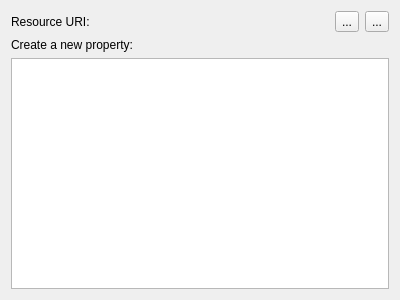
KDE/nepomukshell, file resourceeditorwidget.ui: the form before one commit.
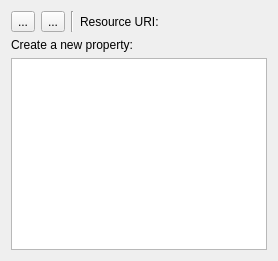
The form after the commit. Custom widgets are drawn as their Qt base class.

Commit message: * A little bit of GUI love * Removed the contextlib dependency

What changed in the file:
```diff
--- a/resourceeditorwidget.ui
+++ b/resourceeditorwidget.ui
@@ -2,20 +2,33 @@
 <ui version="4.0">
  <class>ResourceEditorWidget</class>
  <widget class="QWidget" name="ResourceEditorWidget">
-  <property name="geometry">
-   <rect>
-    <x>0</x>
-    <y>0</y>
-    <width>400</width>
-    <height>300</height>
-   </rect>
-  </property>
   <property name="windowTitle">
    <string>Form</string>
   </property>
   <layout class="QVBoxLayout" name="verticalLayout">
    <item>
     <layout class="QHBoxLayout" name="horizontalLayout">
+     <item>
+      <widget class="QToolButton" name="m_buttonBack">
+       <property name="text">
+        <string>...</string>
+       </property>
+      </widget>
+     </item>
+     <item>
+      <widget class="QToolButton" name="m_buttonForward">
+       <property name="text">
+        <string>...</string>
+       </property>
+      </widget>
+     </item>
+     <item>
+      <widget class="Line" name="line">
+       <property name="orientation">
+        <enum>Qt::Vertical</enum>
+       </property>
+      </widget>
+     </item>
      <item>
       <widget class="QLabel" name="label">
        <property name="text">
@@ -36,20 +49,6 @@
        </property>
       </widget>
      </item>
-     <item>
-      <widget class="QToolButton" name="m_buttonBack">
-       <property name="text">
-        <string>...</string>
-       </property>
-      </widget>
-     </item>
-     <item>
-      <widget class="QToolButton" name="m_buttonForward">
-       <property name="text">
-        <string>...</string>
-       </property>
-      </widget>
-     </item>
     </layout>
    </item>
    <item>
```
The commit also changes 7 other files.
